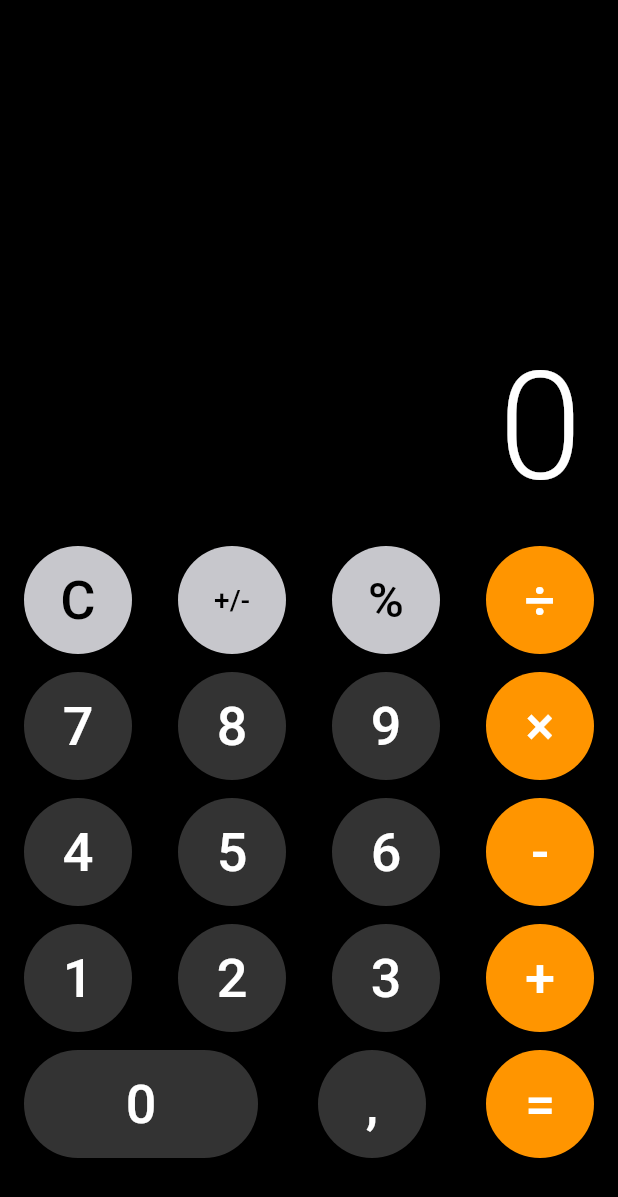
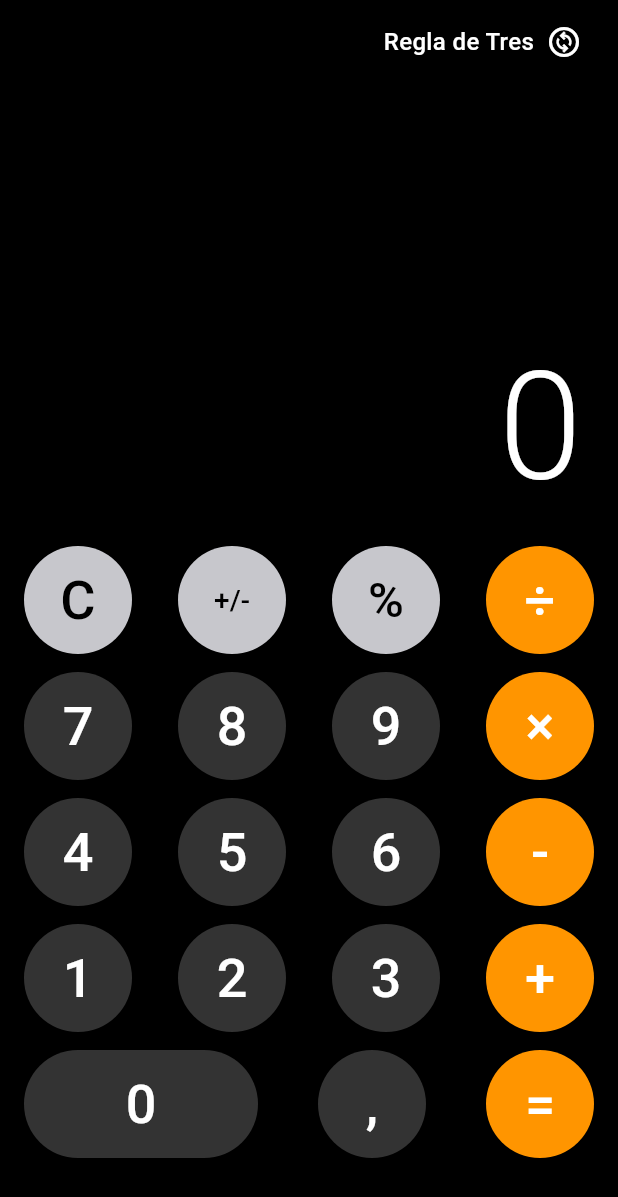
Before and after one commit to jisusDev/Calculator_flutter, a Flutter app: the screen it shows after launch, on a phone screen of 412 x 824 dp. Shown: the top 1197 px of the screen. Run offline on Flutter 3.47's test engine with Material 3 defaults, Android fonts, the phone set to English and light mode, and no system bars.

Commit message:
create appBar and component button appBar

```diff
--- a/lib/screens/calculator_screen/calculator_screen.dart
+++ b/lib/screens/calculator_screen/calculator_screen.dart
@@ -8,12 +8,23 @@ class CalculatorScreen extends StatelessWidget {
 
   @override
   Widget build(BuildContext context) {
-    return const Scaffold(
+    return Scaffold(
+      appBar: AppBar(
+        backgroundColor: Colors.transparent,
+        actions: const [
+          ButtonChangeScreen(
+            icon: Icons.change_circle_outlined,
+            text: 'Regla de Tres',
+          ),
+        ],
+      ),
       backgroundColor: Colors.black,
-      body: _Body(),
+      body: const _Body(),
     );
   }
 }
+
+
 
 class _Body extends StatefulWidget {
   const _Body();
@@ -36,7 +47,7 @@ class _BodyState extends State<_Body> {
             double.parse(firstValue.replaceAll(',', '.')),
             double.parse(secondValue.replaceAll(',', '.')),
           )
-          .toStringAsFixed(2);
+          .toStringAsFixed(3);
 
       firstValue = resultValue;
       secondValue = '';
--- /dev/null
+++ b/lib/widgets/button_change_screen.dart
@@ -0,0 +1,46 @@
+import 'package:flutter/material.dart';
+
+class ButtonChangeScreen extends StatelessWidget {
+  final String text;
+  final IconData icon;
+  final Function()? onTap;
+  const ButtonChangeScreen({
+    super.key,
+    required this.icon,
+    this.onTap,
+    required this.text,
+  });
+
+  @override
+  Widget build(BuildContext context) {
+    return Padding(
+      padding: const EdgeInsets.only(right: 16),
+      child: InkWell(
+        splashColor: Colors.white12,
+        borderRadius: BorderRadius.circular(10),
+        onTap: onTap,
+        child: Padding(
+          padding: const EdgeInsets.all(8.0),
+          child: Row(
+            mainAxisAlignment: MainAxisAlignment.center,
+            children: [
+              Text(
+                text,
+                style: const TextStyle(
+                  color: Colors.white,
+                  fontSize: 16,
+                  fontWeight: FontWeight.w500,
+                ),
+              ),
+              const SizedBox(width: 8),
+              Icon(
+                icon,
+                color: Colors.white,
+              )
+            ],
+          ),
+        ),
+      ),
+    );
+  }
+}
--- a/lib/widgets/widgets.dart
+++ b/lib/widgets/widgets.dart
@@ -1,2 +1,3 @@
+export 'package:calculator_app/widgets/button_change_screen.dart';
 export 'package:calculator_app/widgets/calculator_button.dart';
 export 'package:calculator_app/widgets/view_result.dart';
```
